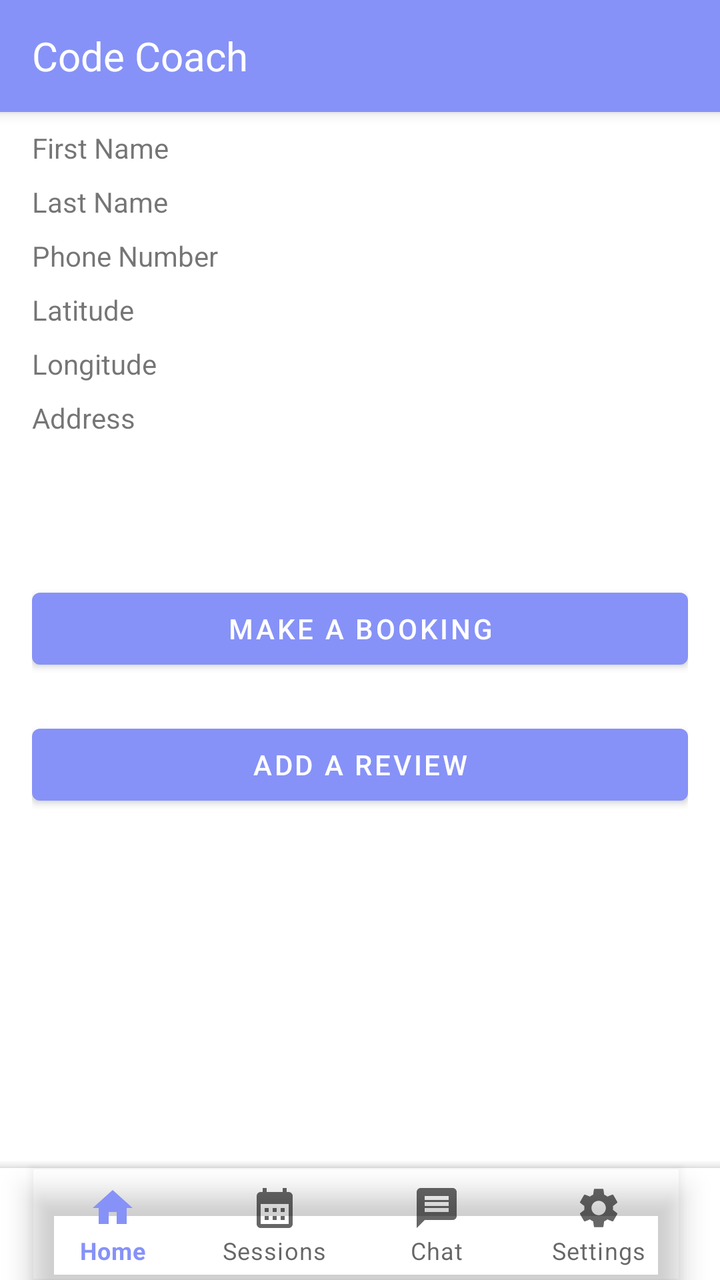
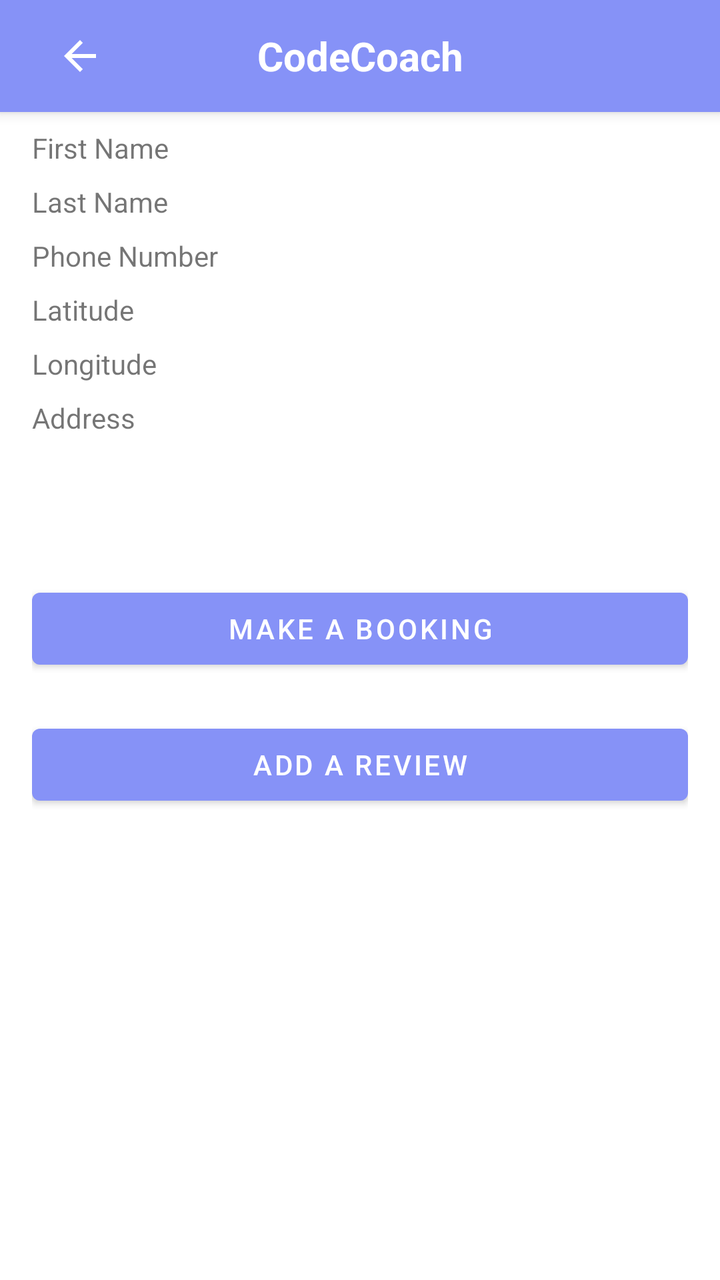

Two renders of the same Android screen: before a commit and after it. Below are the layout's source before the change and the commit's diff.
<!-- AndroidManifest.xml: application theme Theme.CC -->
<!-- res/layout/activity_tutor_detail.xml -->
<?xml version="1.0" encoding="utf-8"?>
<androidx.coordinatorlayout.widget.CoordinatorLayout
    xmlns:android="http://schemas.android.com/apk/res/android"
    xmlns:app="http://schemas.android.com/apk/res-auto"
    xmlns:tools="http://schemas.android.com/tools"
    android:layout_width="match_parent"
    android:layout_height="match_parent"
    android:background="@color/white"
    tools:context=".TutorDetailActivity">

    
    <androidx.appcompat.widget.Toolbar
        android:id="@+id/topToolbar"
        android:layout_width="match_parent"
        android:layout_height="wrap_content"
        android:background="@color/lavender"
        app:contentInsetStartWithNavigation="0dp"
        android:elevation="4dp"
        android:theme="@style/ThemeOverlay.AppCompat.ActionBar"
        app:layout_scrollFlags="scroll|enterAlways">

        <TextView
            android:id="@+id/toolbarTitle"
            android:layout_width="wrap_content"
            android:layout_height="wrap_content"
            android:layout_gravity="center_vertical"
            android:text="Code Coach"
            android:textColor="@color/white"
            android:textSize="20sp"
            android:layout_marginStart="16dp"/>
    </androidx.appcompat.widget.Toolbar>

    
    <LinearLayout
        android:layout_width="match_parent"
        android:layout_height="wrap_content"
        android:layout_marginTop="8dp"
        android:orientation="vertical"
        android:padding="16dp">

        <TextView
            android:id="@+id/tvTutorName"
            android:layout_width="wrap_content"
            android:layout_height="wrap_content"
            android:text="Tutor Name"
            android:textSize="18sp"
            android:textStyle="bold"
            android:layout_marginTop="8dp" />

        <TextView
            android:id="@+id/tvFirstName"
            android:layout_width="wrap_content"
            android:layout_height="wrap_content"
            android:text="First Name"
            android:layout_marginTop="8dp" />

        <TextView
            android:id="@+id/tvLastName"
            android:layout_width="wrap_content"
            android:layout_height="wrap_content"
            android:text="Last Name"
            android:layout_marginTop="8dp" />

        <TextView
            android:id="@+id/tvPhoneNumber"
            android:layout_width="wrap_content"
            android:layout_height="wrap_content"
            android:text="Phone Number"
            android:layout_marginTop="8dp" />

        <TextView
            android:id="@+id/tvLat"
            android:layout_width="wrap_content"
            android:layout_height="wrap_content"
            android:text="Latitude"
            android:layout_marginTop="8dp" />

        <TextView
            android:id="@+id/tvLong"
            android:layout_width="wrap_content"
            android:layout_height="wrap_content"
            android:text="Longitude"
            android:layout_marginTop="8dp" />

        <TextView
            android:id="@+id/tvAddress"
            android:layout_width="wrap_content"
            android:layout_height="wrap_content"
            android:text="Address"
            android:layout_marginTop="8dp" />

        <androidx.recyclerview.widget.RecyclerView
            android:id="@+id/recyclerViewReviews"
            android:layout_width="match_parent"
            android:layout_height="wrap_content"
            android:layout_below="@+id/tvAddress"
            android:padding="16dp"
            android:layout_marginTop="20dp"
            tools:listitem="@layout/item_review" />


        <Button
            android:id="@+id/btnMakeBooking"
            android:layout_width="match_parent"
            android:layout_height="wrap_content"
            android:text="Make a Booking"
            android:layout_marginTop="20dp" />

        <Button
            android:id="@+id/btnAddReview"
            android:layout_width="match_parent"
            android:layout_height="wrap_content"
            android:text="Add A Review"
            android:layout_marginTop="20dp" />
    </LinearLayout>

    
    <com.google.android.material.bottomappbar.BottomAppBar
        android:layout_width="match_parent"
        android:layout_height="wrap_content"
        android:id="@+id/bottomAppBar"
        android:layout_gravity="bottom"
        android:background="@color/white"
        app:fabCradleMargin="10dp"
        app:fabCradleRoundedCornerRadius="50dp"
        tools:ignore="BottomAppBar">

        <com.google.android.material.bottomnavigation.BottomNavigationView
            android:layout_width="wrap_content"
            android:layout_height="wrap_content"
            android:id="@+id/bottomNavigationView"
            android:layout_marginEnd="20dp"
            app:labelVisibilityMode="labeled"
            android:background="@android:color/transparent"
            app:menu="@menu/bottom_menu"/>
    </com.google.android.material.bottomappbar.BottomAppBar>

</androidx.coordinatorlayout.widget.CoordinatorLayout>
<!-- res/layout/item_review.xml (included above) -->
<LinearLayout
    xmlns:android="http://schemas.android.com/apk/res/android"
    android:layout_width="match_parent"
    android:layout_height="wrap_content"
    android:orientation="vertical"
    android:padding="8dp">

    <TextView
        android:id="@+id/tvReviewText"
        android:layout_width="wrap_content"
        android:layout_height="wrap_content"
        android:text="Review Text"
        android:textSize="16sp"
        android:textColor="@android:color/black" />

    <TextView
        android:id="@+id/tvStarRating"
        android:layout_width="wrap_content"
        android:layout_height="wrap_content"
        android:text="Rating"
        android:textSize="14sp"
        android:textColor="@android:color/darker_gray" />

</LinearLayout>
<!-- resources referenced by this layout -->
<resources>
  <color name="lavender">#8692f7</color>
  <color name="white">#FFFFFFFF</color>
  <style name="Theme.CC" parent="Base.Theme.CC" />
  <style name="Base.Theme.CC" parent="Theme.MaterialComponents.DayNight.NoActionBar">
          
          <item name="colorPrimary">@color/lavender</item>
          <item name="colorPrimaryVariant">@color/lavender</item>
          <item name="colorOnPrimary">@color/white</item>
          
          <item name="colorSecondary">@color/teal_200</item>
          <item name="colorSecondaryVariant">@color/teal_700</item>
          <item name="colorOnSecondary">@color/black</item>
          
          <item name="android:statusBarColor">?attr/colorPrimaryVariant</item>
          
          
      </style>
  <color name="teal_200">#FF03DAC5</color>
  <color name="teal_700">#FF018786</color>
  <color name="black">#FF000000</color>
</resources>

<!-- the commit's change to res/layout/activity_tutor_detail.xml (unified diff, before → after) -->
@@ -10,24 +10,31 @@
 
     
     <androidx.appcompat.widget.Toolbar
-        android:id="@+id/topToolbar"
+        android:id="@+id/top_bar"
         android:layout_width="match_parent"
         android:layout_height="wrap_content"
-        android:background="@color/lavender"
-        app:contentInsetStartWithNavigation="0dp"
-        android:elevation="4dp"
-        android:theme="@style/ThemeOverlay.AppCompat.ActionBar"
-        app:layout_scrollFlags="scroll|enterAlways">
+        android:background="?attr/colorPrimary"
+        android:elevation="4dp">
+
+        <ImageButton
+            android:id="@+id/back_button"
+            android:layout_width="wrap_content"
+            android:layout_height="wrap_content"
+            android:src="@drawable/ic_back"
+            android:background="?attr/selectableItemBackgroundBorderless"
+            android:contentDescription="Back"
+            android:layout_gravity="start"
+            android:padding="12dp" />
 
         <TextView
-            android:id="@+id/toolbarTitle"
+            android:id="@+id/top_bar_title"
             android:layout_width="wrap_content"
             android:layout_height="wrap_content"
-            android:layout_gravity="center_vertical"
-            android:text="Code Coach"
-            android:textColor="@color/white"
+            android:layout_gravity="center"
+            android:text="CodeCoach"
+            android:textColor="@android:color/white"
             android:textSize="20sp"
-            android:layout_marginStart="16dp"/>
+            android:textStyle="bold" />
     </androidx.appcompat.widget.Toolbar>
 
     
@@ -114,27 +121,6 @@
             android:layout_marginTop="20dp" />
     </LinearLayout>
 
-    
-    <com.google.android.material.bottomappbar.BottomAppBar
-        android:layout_width="match_parent"
-        android:layout_height="wrap_content"
-        android:id="@+id/bottomAppBar"
-        android:layout_gravity="bottom"
-        android:background="@color/white"
-        app:fabCradleMargin="10dp"
-        app:fabCradleRoundedCornerRadius="50dp"
-        tools:ignore="BottomAppBar">
-
-        <com.google.android.material.bottomnavigation.BottomNavigationView
-            android:layout_width="wrap_content"
-            android:layout_height="wrap_content"
-            android:id="@+id/bottomNavigationView"
-            android:layout_marginEnd="20dp"
-            app:labelVisibilityMode="labeled"
-            android:background="@android:color/transparent"
-            app:menu="@menu/bottom_menu"/>
-    </com.google.android.material.bottomappbar.BottomAppBar>
-
 </androidx.coordinatorlayout.widget.CoordinatorLayout>
 <!-- res/layout/item_review.xml (included above) -->
 <LinearLayout
<!-- resource entries referenced after the edit -->
@@ -2,6 +2,12 @@
 <resources>
   <color name="lavender">#8692f7</color>
   <color name="white">#FFFFFFFF</color>
+  <!-- drawable ic_back (drawable) -->
+  <vector xmlns:android="http://schemas.android.com/apk/res/android" android:autoMirrored="true" android:height="24dp" android:tint="#FFFFFF" android:viewportHeight="24" android:viewportWidth="24" android:width="24dp">
+        
+      <path android:fillColor="@android:color/white" android:pathData="M20,11H7.83l5.59,-5.59L12,4l-8,8 8,8 1.41,-1.41L7.83,13H20v-2z"/>
+      
+  </vector>
   <style name="Theme.CC" parent="Base.Theme.CC" />
   <style name="Base.Theme.CC" parent="Theme.MaterialComponents.DayNight.NoActionBar">
           
